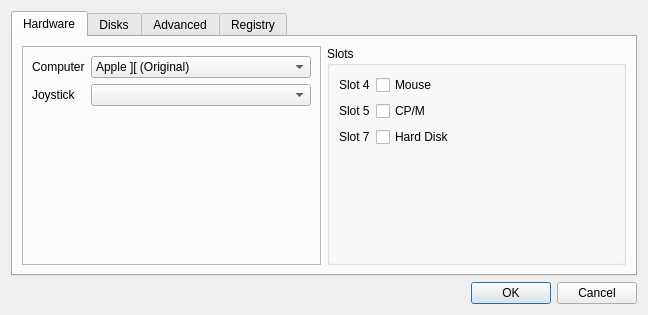
First picture: the form in source/frontends/qapple/preferences.ui, repository AppleWin/AppleWin, before the edit.
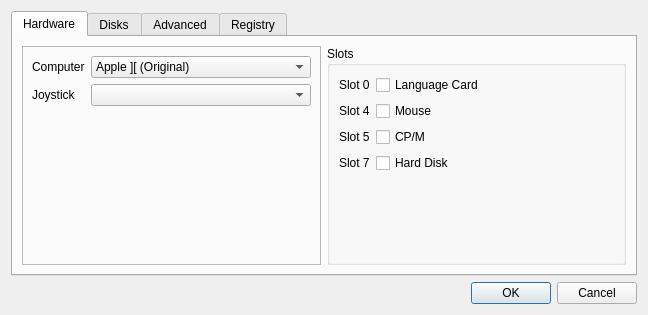
Second picture: the form after the edit.

Commit message: Add support for the LanguageCard in Slot0 switch. (not 100% sure how it is supposed to work).

```diff
--- a/source/frontends/qapple/preferences.ui
+++ b/source/frontends/qapple/preferences.ui
@@ -40,48 +40,62 @@
           <string>Slots</string>
          </property>
          <layout class="QFormLayout" name="formLayout_2">
-          <item row="1" column="0">
+          <item row="2" column="0">
            <widget class="QLabel" name="label_8">
             <property name="text">
              <string>Slot 4</string>
             </property>
            </widget>
           </item>
-          <item row="1" column="1">
+          <item row="2" column="1">
            <widget class="QCheckBox" name="mouse_4">
             <property name="text">
              <string>Mouse</string>
             </property>
            </widget>
           </item>
-          <item row="2" column="0">
+          <item row="3" column="0">
            <widget class="QLabel" name="label_9">
             <property name="text">
              <string>Slot 5</string>
             </property>
            </widget>
           </item>
-          <item row="2" column="1">
+          <item row="3" column="1">
            <widget class="QCheckBox" name="cpm_5">
             <property name="text">
              <string>CP/M</string>
             </property>
            </widget>
           </item>
-          <item row="3" column="0">
+          <item row="4" column="0">
            <widget class="QLabel" name="label_10">
             <property name="text">
              <string>Slot 7</string>
             </property>
            </widget>
           </item>
-          <item row="3" column="1">
+          <item row="4" column="1">
            <widget class="QCheckBox" name="hd_7">
             <property name="text">
              <string>Hard Disk</string>
             </property>
            </widget>
           </item>
+          <item row="1" column="1">
+           <widget class="QCheckBox" name="lc_0">
+            <property name="text">
+             <string>Language Card</string>
+            </property>
+           </widget>
+          </item>
+          <item row="1" column="0">
+           <widget class="QLabel" name="label_12">
+            <property name="text">
+             <string>Slot 0</string>
+            </property>
+           </widget>
+          </item>
          </layout>
         </widget>
        </item>
```
The commit also changes 5 other files.
